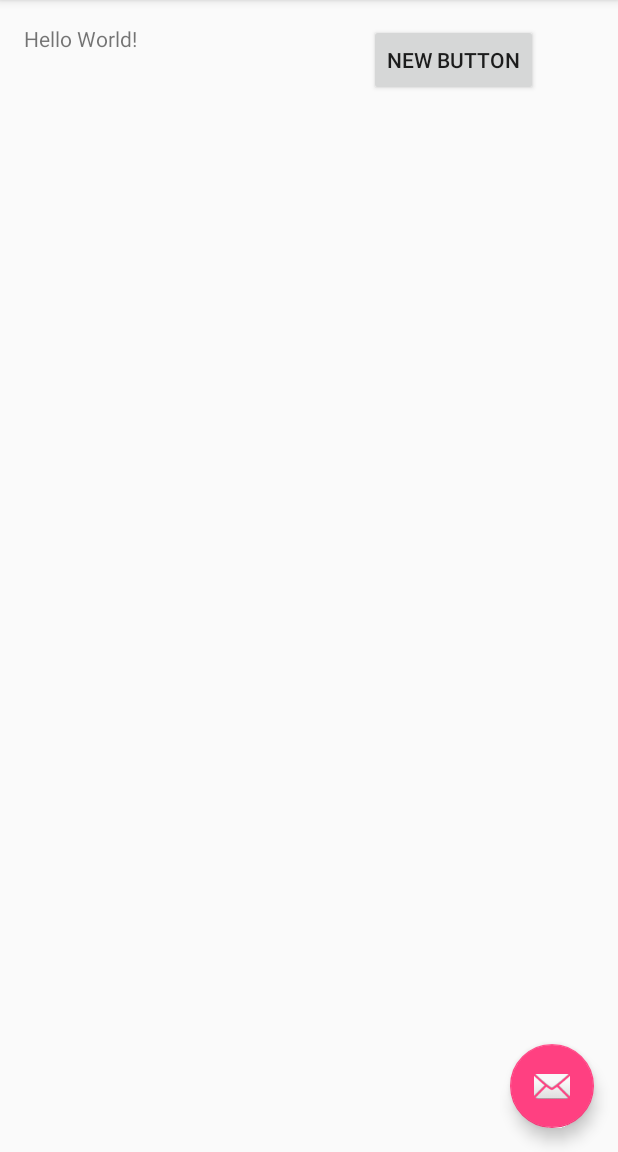
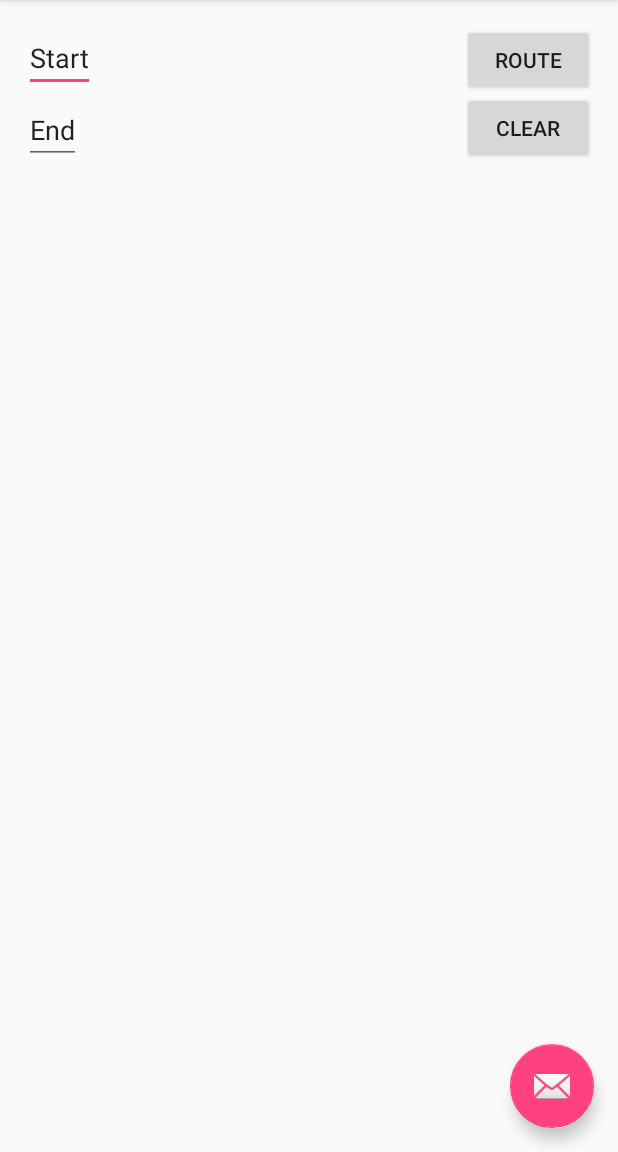
Before and after one commit to apetit2/AndroidStudioTest, an Android app: the screen it shows after launch (MainActivity), on a phone screen of 412 x 824 dp, the part 84-1236 px from its top. Run offline under Robolectric (Android 15) with nearby library versions, the phone set to English and light mode, and no system bars.

Commit message:
Added functionality to the UI, base functionality for a clear and route button - not much going so far, just playing around with the code

```diff
--- a/app/src/main/java/trembleproductions/swift/MainActivity.java
+++ b/app/src/main/java/trembleproductions/swift/MainActivity.java
@@ -13,6 +13,8 @@ import android.content.Intent;
 import android.net.Uri;
 import android.os.Bundle;
 import android.widget.Button;
+import android.widget.EditText;
+import android.widget.SearchView;
 import android.widget.TextView;
 import android.view.View.OnClickListener;
 
@@ -20,15 +22,20 @@ import static trembleproductions.swift.R.layout.activity_main;
 import static trembleproductions.swift.R.layout.content_main;
 
 public class MainActivity extends AppCompatActivity{
-    Button button;
-    TextView textView;
+    Button route;
+    Button clear;
+    EditText startText;
+    EditText endText;
+    //TextView textView;
+    //SearchView searchView;
     @Override
     protected void onCreate(Bundle savedInstanceState) {
         super.onCreate(savedInstanceState);
         setContentView(R.layout.activity_main);
         Toolbar toolbar = (Toolbar) findViewById(R.id.toolbar);
         setSupportActionBar(toolbar);
-        addListenerOnButton();
+        addListenerOnRoute();
+        addListenerOnClear();
 
         FloatingActionButton fab = (FloatingActionButton) findViewById(R.id.fab);
         fab.setOnClickListener(new View.OnClickListener() {
@@ -40,16 +47,33 @@ public class MainActivity extends AppCompatActivity{
         });
     }
 
-    public void addListenerOnButton(){
-        button = (Button) findViewById(R.id.button);
-        textView = (TextView) findViewById(R.id.textView);
-
-        button.setOnClickListener(new OnClickListener() {
+    public void addListenerOnClear(){
+        clear = (Button) findViewById(R.id.Clear);
+        startText = (EditText)findViewById(R.id.startText);
+        endText = (EditText)findViewById(R.id.endText);
+        clear.setOnClickListener(new OnClickListener() {
             @Override
             public void onClick(View v) {
-                Intent browserIntent = new Intent(Intent.ACTION_VIEW, Uri.parse("http://www.google.com"));
+                startText.setText("", TextView.BufferType.EDITABLE);
+                endText.setText("", TextView.BufferType.EDITABLE);
+            }
+        });
+    }
+
+    public void addListenerOnRoute(){
+        route = (Button) findViewById(R.id.Route);
+
+        //searchView = (SearchView) findViewById(R.id.searchView);
+        //textView = (TextView) findViewById(R.id.textView);
+        startText = (EditText) findViewById(R.id.startText);
+
+
+        route.setOnClickListener(new OnClickListener() {
+            @Override
+            public void onClick(View v) {
+                Intent browserIntent = new Intent(Intent.ACTION_VIEW, Uri.parse("http://" + startText.getText() + ".com"));
                 startActivity(browserIntent);
-                textView.setText("Goodbye");
+                //textView.setText("Goodbye");
             }
         });
     }
--- a/app/src/main/res/layout/content_main.xml
+++ b/app/src/main/res/layout/content_main.xml
@@ -9,28 +9,39 @@
     app:layout_behavior="@string/appbar_scrolling_view_behavior"
     tools:showIn="@layout/activity_main" tools:context=".MainActivity">
 
-    <ScrollView
+    <EditText
         android:layout_width="wrap_content"
         android:layout_height="wrap_content"
-        android:id="@+id/scrollView" >
-
-        <TextView android:text="Hello World!" android:layout_width="wrap_content"
-            android:layout_height="wrap_content"
-            android:id="@+id/textView"
-            android:layout_alignTop="@+id/scrollView"
-            android:layout_alignLeft="@+id/scrollView"
-            android:layout_alignStart="@+id/scrollView" />
-    </ScrollView>
+        android:id="@+id/startText"
+        android:layout_alignParentTop="true"
+        android:layout_alignParentLeft="true"
+        android:layout_alignParentStart="true"
+        android:text="Start" />
 
     <Button
         android:layout_width="wrap_content"
         android:layout_height="wrap_content"
-        android:text="New Button"
-        android:id="@+id/button"
-        android:layout_alignParentTop="true"
+        android:text="Route"
+        android:id="@+id/Route"
         android:layout_alignParentRight="true"
-        android:layout_alignParentEnd="true"
-        android:layout_marginRight="37dp"
-        android:layout_marginEnd="37dp" />
+        android:layout_alignParentEnd="true" />
+
+    <EditText
+        android:layout_width="wrap_content"
+        android:layout_height="wrap_content"
+        android:id="@+id/endText"
+        android:layout_below="@+id/Route"
+        android:layout_alignParentLeft="true"
+        android:layout_alignParentStart="true"
+        android:text="End" />
+
+    <Button
+        android:layout_width="wrap_content"
+        android:layout_height="wrap_content"
+        android:text="Clear"
+        android:id="@+id/Clear"
+        android:layout_below="@+id/startText"
+        android:layout_alignParentRight="true"
+        android:layout_alignParentEnd="true" />
 
 </RelativeLayout>
```
